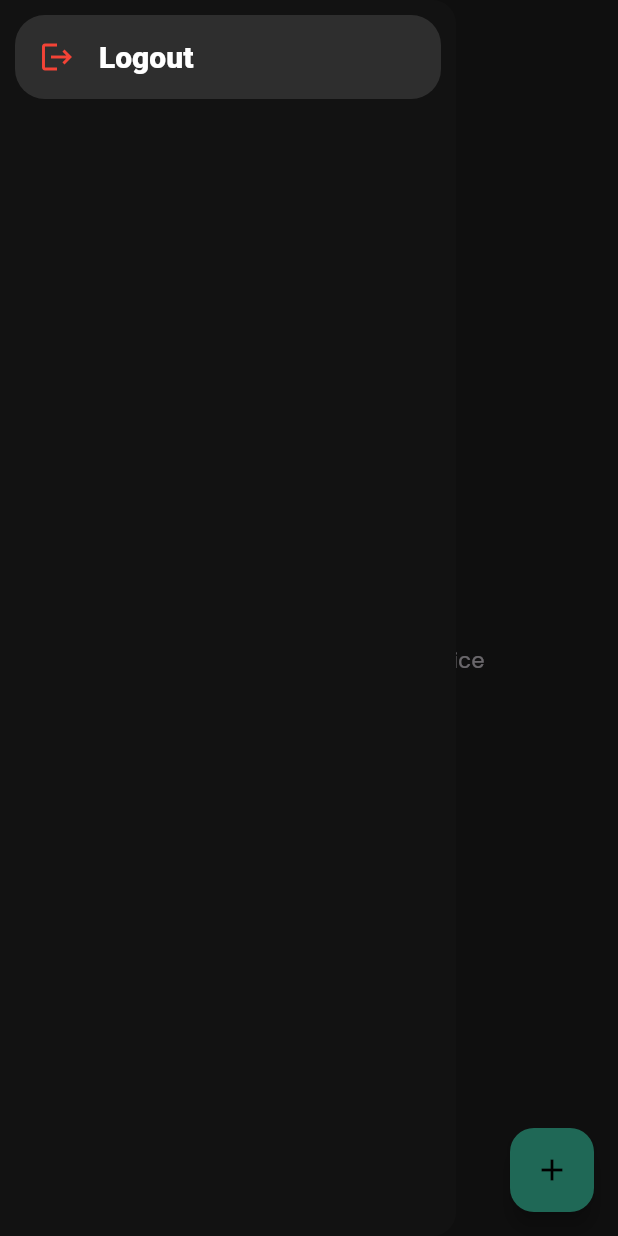
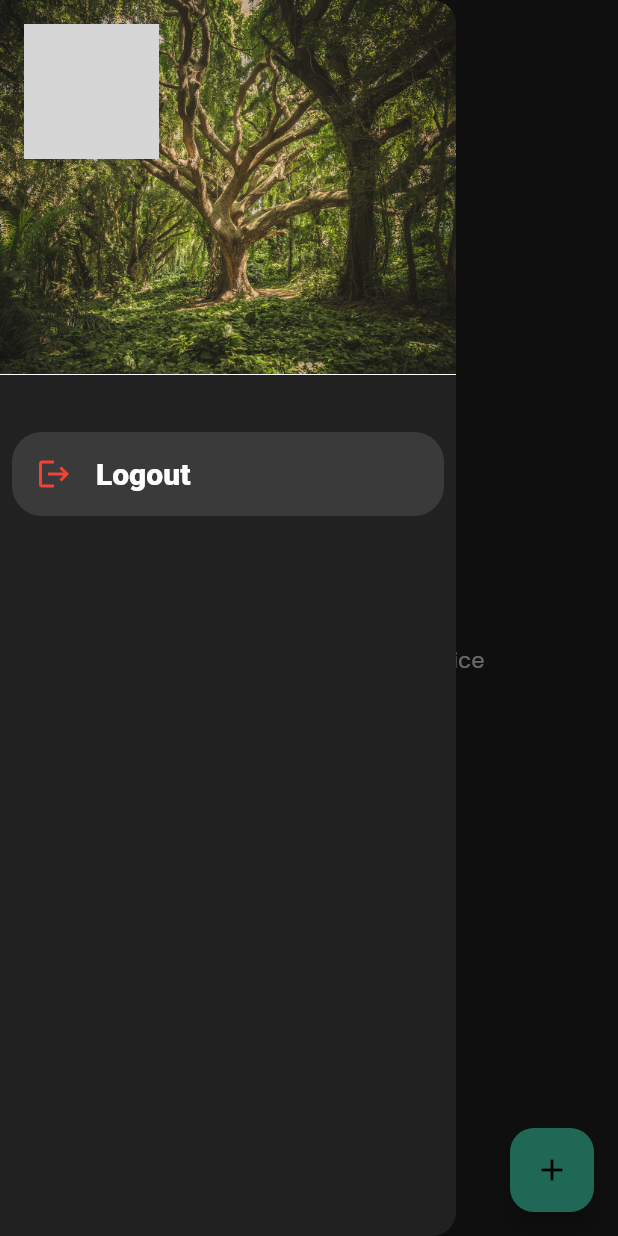
Before and after one commit to HelioPC/great_places, a Flutter app: the screen it shows once a user with an empty profile is signed in, in the side drawer, after a tap on "Logout", on a phone screen of 412 x 824 dp. Run offline on Flutter 3.47's test engine with Material 3 defaults, Android fonts, the phone set to English and light mode, and no system bars; our stand-ins replace awesome_snackbar_content, cloud_firestore, dartz, firebase_auth, firebase_core, firebase_storage and 6 more; missing offline and left inert: adaptive_action_sheet, flutter_config, validatorless; accounts and stored records are empty; generated files the repository leaves out were written again; grey boxes are pictures that could not be loaded.

Commit message:
Add drawer with user info

```diff
--- a/lib/src/common/themes/dark_theme.dart
+++ b/lib/src/common/themes/dark_theme.dart
@@ -7,6 +7,10 @@ ThemeData darkTheme() {
   final ThemeData base = ThemeData.dark(useMaterial3: true);
 
   return base.copyWith(
+    drawerTheme: const DrawerThemeData(
+      backgroundColor: MyColors.black87,
+      surfaceTintColor: MyColors.black87,
+    ),
     colorScheme: const ColorScheme.dark(
       background: MyColors.black87,
       primary: MyColors.green,
--- /dev/null
+++ b/lib/src/common/widgets/custom_drawer.dart
@@ -0,0 +1,71 @@
+import 'package:flutter/material.dart';
+import 'package:flutter_riverpod/flutter_riverpod.dart';
+import 'package:great_places/src/features/auth/data/firebase_auth_repository.dart';
+
+class CustomDrawer extends ConsumerWidget {
+  const CustomDrawer({super.key});
+
+  @override
+  Widget build(BuildContext context, WidgetRef ref) {
+    final authProvider = ref.watch(authRepositoryProvider);
+    final user = authProvider.currentUser;
+    final profileImage = user?.profileImage != null
+        ? NetworkImage(user!.profileImage!)
+        : const AssetImage('assets/images/profileImage.jpeg');
+
+    return Drawer(
+      child: SafeArea(
+        top: false,
+        child: ListView(
+          padding: const EdgeInsets.all(0),
+          children: [
+            SizedBox(
+              height: 250,
+              child: user == null
+                  ? const Center(
+                      child: CircularProgressIndicator(),
+                    )
+                  : UserAccountsDrawerHeader(
+                      margin: const EdgeInsets.all(0),
+                      decoration: const BoxDecoration(
+                        image: DecorationImage(
+                          fit: BoxFit.cover,
+                          image: AssetImage('assets/images/drawer_bg.jpeg'),
+                        ),
+                      ),
+                      currentAccountPictureSize: const Size.square(90),
+                      currentAccountPicture: CircleAvatar(
+                        backgroundImage: profileImage as ImageProvider,
+                      ),
+                      accountName: Text(
+                        user.name,
+                        style: const TextStyle(
+                          fontSize: 18,
+                          fontWeight: FontWeight.w600,
+                        ),
+                      ),
+                      accountEmail: Text(
+                        user.email,
+                        style: const TextStyle(
+                          fontSize: 16,
+                        ),
+                      ),
+                    ),
+            ),
+            const SizedBox(height: 30),
+            Padding(
+              padding: const EdgeInsets.all(8.0),
+              child: ListTile(
+                onTap: () async {
+                  await ref.read(authRepositoryProvider).signOut();
+                },
+                leading: const Icon(Icons.logout),
+                title: const Text('Logout'),
+              ),
+            ),
+          ],
+        ),
+      ),
+    );
+  }
+}
--- a/lib/src/features/home/presentation/places_list_page.dart
+++ b/lib/src/features/home/presentation/places_list_page.dart
@@ -2,6 +2,7 @@ import 'package:awesome_snackbar_content/awesome_snackbar_content.dart';
 import 'package:flutter/material.dart';
 import 'package:flutter_riverpod/flutter_riverpod.dart';
 import 'package:go_router/go_router.dart';
+import 'package:great_places/src/common/widgets/custom_drawer.dart';
 import 'package:great_places/src/features/auth/data/firebase_auth_repository.dart';
 import 'package:great_places/src/features/home/presentation/great_place_controller.dart';
 
@@ -19,22 +20,7 @@ class PlacesListPage extends ConsumerWidget {
         centerTitle: false,
         title: const Text('My places'),
       ),
-      drawer: Drawer(
-        child: SafeArea(
-          child: ListView(
-            padding: const EdgeInsets.all(10),
-            children: [
-              ListTile(
-                onTap: () async {
-                  await ref.read(authRepositoryProvider).signOut();
-                },
-                leading: const Icon(Icons.logout),
-                title: const Text('Logout'),
-              ),
-            ],
-          ),
-        ),
-      ),
+      drawer: const CustomDrawer(),
       body: RefreshIndicator.adaptive(
         onRefresh: () async {
           await ref.read(greatPlaceControllerProvider.notifier).refresh();
--- a/pubspec.yaml
+++ b/pubspec.yaml
@@ -47,6 +47,7 @@ flutter:
     - assets/images/no_place.jpg
     - assets/images/auth-img-01.jpg
     - assets/images/profileImage.jpg
+    - assets/images/drawer_bg.jpeg
 
   fonts:
     - family: Poppins
```
Also changed, not shown: assets/images/drawer_bg.jpeg (added), 1 other file.
